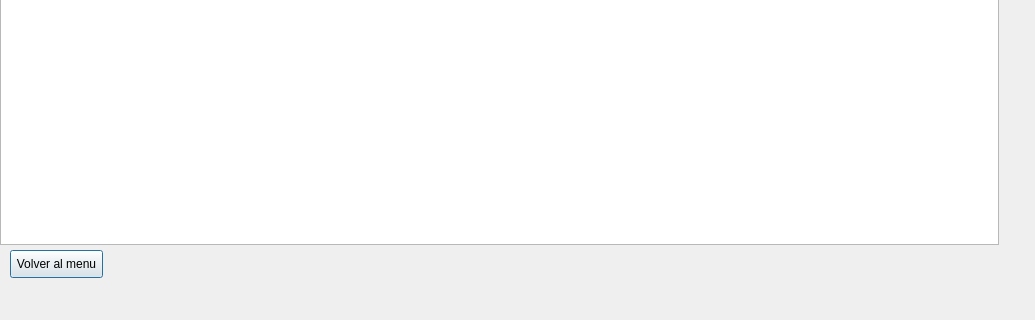
This is TankMundial/MundialTank/multiplayer.ui in pipeflorez55/Proyecto-final as Qt 5 draws it before an edit; both pictures show x 0 to 1035 and y 380 to 700 of the 1035 by 700 pixel window. The edited form follows.
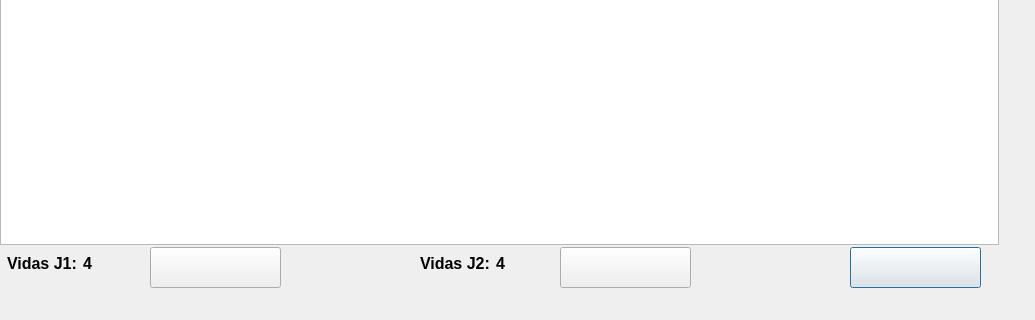
This is the edited form. Icons and pictures are not drawn.

Commit message:
"Multiplayer hecho"
Se finalizo el multiplayer

```diff
--- a/TankMundial/MundialTank/multiplayer.ui
+++ b/TankMundial/MundialTank/multiplayer.ui
@@ -26,15 +26,151 @@
   <widget class="QPushButton" name="pushButton">
    <property name="geometry">
     <rect>
-     <x>10</x>
-     <y>630</y>
-     <width>93</width>
-     <height>28</height>
+     <x>850</x>
+     <y>627</y>
+     <width>131</width>
+     <height>41</height>
     </rect>
    </property>
    <property name="text">
-    <string>Volver al menu</string>
+    <string/>
    </property>
+   <property name="icon">
+    <iconset resource="Imagenes.qrc">
+     <normaloff>:/botonMenu.png</normaloff>:/botonMenu.png</iconset>
+   </property>
+   <property name="iconSize">
+    <size>
+     <width>150</width>
+     <height>80</height>
+    </size>
+   </property>
+  </widget>
+  <widget class="QPushButton" name="ControJ1">
+   <property name="geometry">
+    <rect>
+     <x>150</x>
+     <y>627</y>
+     <width>131</width>
+     <height>41</height>
+    </rect>
+   </property>
+   <property name="text">
+    <string/>
+   </property>
+   <property name="icon">
+    <iconset resource="Imagenes.qrc">
+     <normaloff>:/botonControles - copia.png</normaloff>:/botonControles - copia.png</iconset>
+   </property>
+   <property name="iconSize">
+    <size>
+     <width>150</width>
+     <height>80</height>
+    </size>
+   </property>
+  </widget>
+  <widget class="QPushButton" name="ControlJ2">
+   <property name="geometry">
+    <rect>
+     <x>560</x>
+     <y>627</y>
+     <width>131</width>
+     <height>41</height>
+    </rect>
+   </property>
+   <property name="text">
+    <string/>
+   </property>
+   <property name="icon">
+    <iconset resource="Imagenes.qrc">
+     <normaloff>:/botonControles - copia.png</normaloff>:/botonControles - copia.png</iconset>
+   </property>
+   <property name="iconSize">
+    <size>
+     <width>150</width>
+     <height>80</height>
+    </size>
+   </property>
+  </widget>
+  <widget class="QWidget" name="">
+   <property name="geometry">
+    <rect>
+     <x>7</x>
+     <y>630</y>
+     <width>131</width>
+     <height>26</height>
+    </rect>
+   </property>
+   <layout class="QGridLayout" name="gridLayout">
+    <item row="0" column="0">
+     <widget class="QLabel" name="label">
+      <property name="font">
+       <font>
+        <pointsize>12</pointsize>
+        <weight>75</weight>
+        <bold>true</bold>
+       </font>
+      </property>
+      <property name="text">
+       <string>Vidas J1:</string>
+      </property>
+     </widget>
+    </item>
+    <item row="0" column="1">
+     <widget class="QLabel" name="vidasJ1">
+      <property name="font">
+       <font>
+        <pointsize>12</pointsize>
+        <weight>75</weight>
+        <bold>true</bold>
+       </font>
+      </property>
+      <property name="text">
+       <string>4</string>
+      </property>
+     </widget>
+    </item>
+   </layout>
+  </widget>
+  <widget class="QWidget" name="">
+   <property name="geometry">
+    <rect>
+     <x>420</x>
+     <y>630</y>
+     <width>112</width>
+     <height>26</height>
+    </rect>
+   </property>
+   <layout class="QGridLayout" name="gridLayout_2">
+    <item row="0" column="0">
+     <widget class="QLabel" name="label_2">
+      <property name="font">
+       <font>
+        <pointsize>12</pointsize>
+        <weight>75</weight>
+        <bold>true</bold>
+       </font>
+      </property>
+      <property name="text">
+       <string>Vidas J2:</string>
+      </property>
+     </widget>
+    </item>
+    <item row="0" column="1">
+     <widget class="QLabel" name="vidasJ2">
+      <property name="font">
+       <font>
+        <pointsize>12</pointsize>
+        <weight>75</weight>
+        <bold>true</bold>
+       </font>
+      </property>
+      <property name="text">
+       <string>4</string>
+      </property>
+     </widget>
+    </item>
+   </layout>
   </widget>
  </widget>
  <resources/>
```
Left out of the diff: 4 changed lines with no effect on the pictures. The commit also changes 97 other files.
